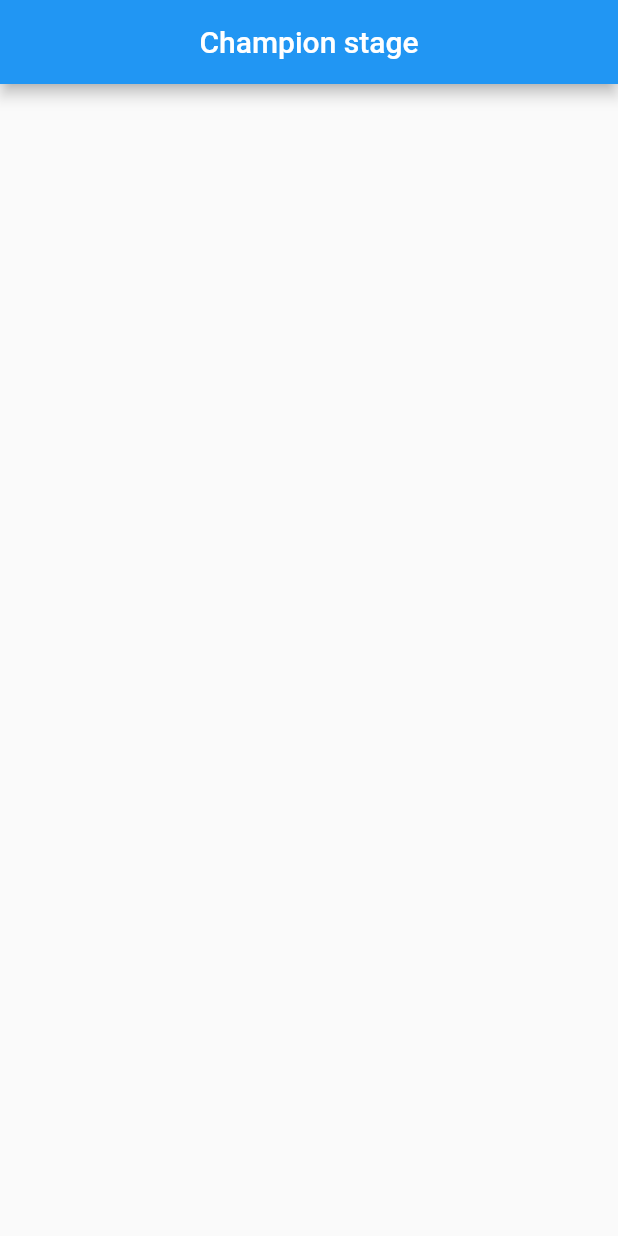
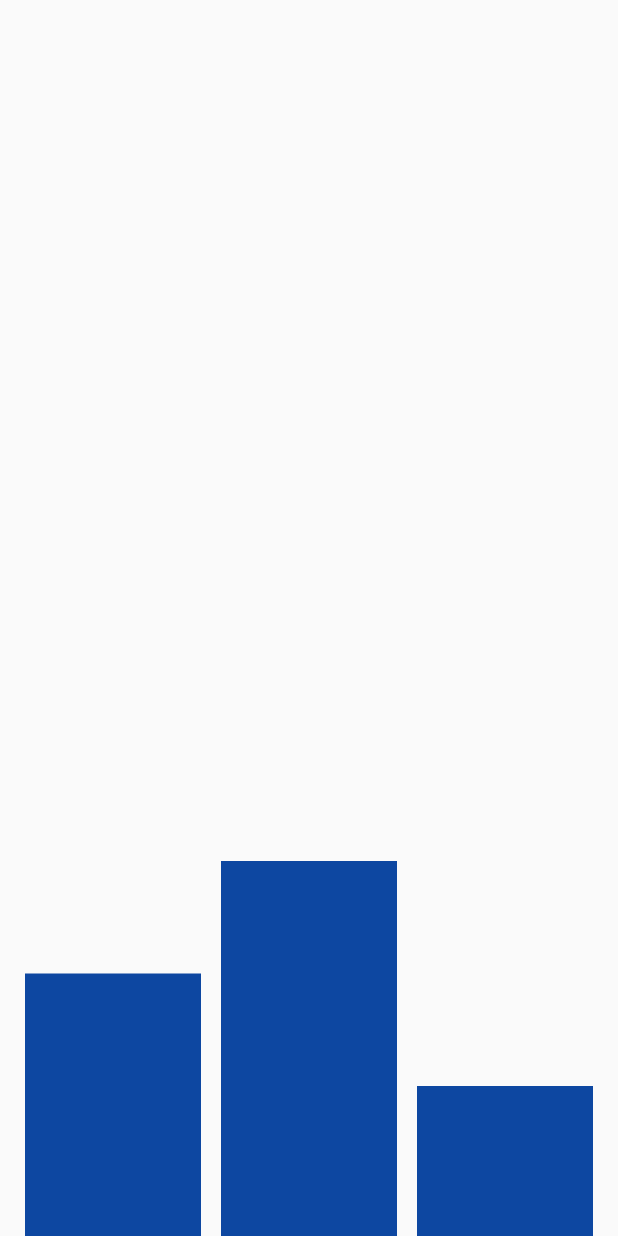
Before and after one commit to MahdiArabpour/champion_stage_generator, a Flutter app: the screen it shows after launch, on a phone screen of 412 x 824 dp. Run offline on Flutter 3.47's test engine with Material 2 defaults, Android fonts, the phone set to English and light mode, and no system bars.

Commit message:
Added three stages

```diff
--- a/lib/my_home_page.dart
+++ b/lib/my_home_page.dart
@@ -1,12 +1,27 @@
+import 'package:champion_stage_generator/stage_slider.dart';
+import 'package:flutter/cupertino.dart';
 import 'package:flutter/material.dart';
 
 class MyHomePage extends StatelessWidget {
   @override
   Widget build(BuildContext context) => Scaffold(
-        appBar: AppBar(
-          title: Text('Champion stage'),
-          centerTitle: true,
+        body: Padding(
+          padding: const EdgeInsets.symmetric(horizontal: 10.0),
+          child: Row(
+            mainAxisAlignment: MainAxisAlignment.spaceAround,
+            crossAxisAlignment: CrossAxisAlignment.stretch,
+            children: <Widget>[
+              StageSlider(
+                height: 175,
+              ),
+              StageSlider(
+                height: 250,
+              ),
+              StageSlider(
+                height: 100,
+              ),
+            ],
+          ),
         ),
-        body: Container(),
       );
 }
--- /dev/null
+++ b/lib/stage_slider.dart
@@ -0,0 +1,34 @@
+import 'package:flutter/material.dart';
+
+class StageSlider extends StatelessWidget {
+
+  final double height;
+
+  const StageSlider({Key key, @required this.height}) : super(key: key);
+
+  @override
+  Widget build(BuildContext context) {
+    final singleStageWidth = MediaQuery.of(context).size.width / 3 - 20;
+    return GestureDetector(
+      child: Container(
+        width: singleStageWidth,
+        child: Align(
+          alignment: Alignment.bottomCenter,
+          child: Container(
+            color: Colors.blue[900],
+            height: height,
+          ),
+        ),
+      ),
+      onVerticalDragStart: _onDragStart,
+      onVerticalDragUpdate: _onDragUpdate,
+      onVerticalDragEnd: _onDragEnd,
+    );
+  }
+
+  void _onDragStart(DragStartDetails startDetails) {}
+
+  void _onDragUpdate(DragUpdateDetails updateDetails) {}
+
+  void _onDragEnd(DragEndDetails endDetails) {}
+}
```
